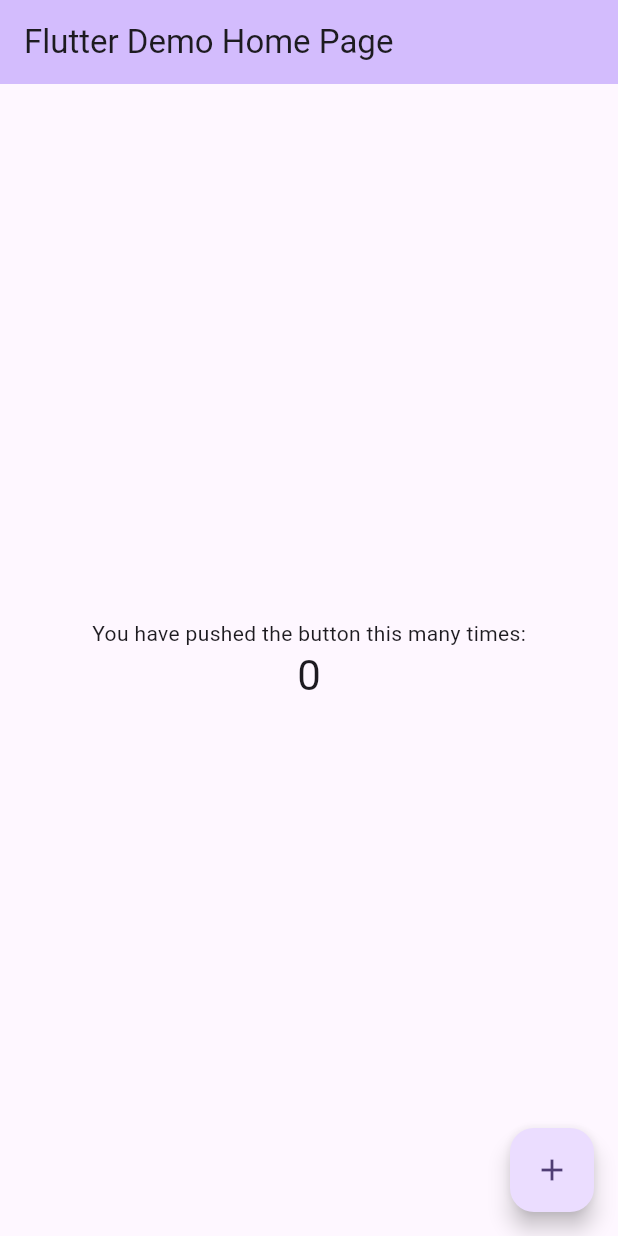
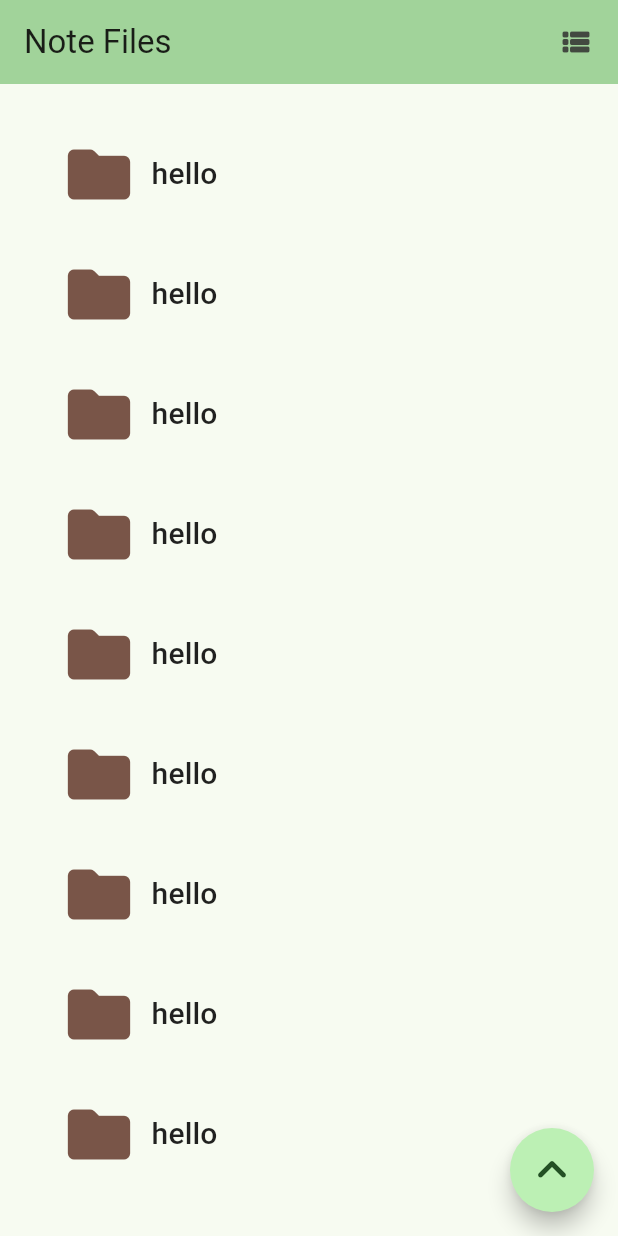
Before and after one commit to hesham04Dev/KAF, a Flutter app: the screen it shows after launch, on a phone screen of 412 x 824 dp. Run offline on Flutter 3.47's test engine with Material 2 defaults, Android fonts, the phone set to English and light mode, and no system bars; missing offline and left inert: dart:ffi.

Commit message:
adding the storage file

```diff
--- a/lib/main.dart
+++ b/lib/main.dart
@@ -1,7 +1,8 @@
-import 'dart:io';
+
 
 import 'package:flutter/material.dart';
-import 'package:path_provider/path_provider.dart';
+import 'package:note_filest1/screens/editNote.dart';
+
 
 void main() {
 
@@ -11,17 +12,20 @@ void main() {
 class MyApp extends StatelessWidget {
   const MyApp({super.key});
 
-  // This widget is the root of your application.
   @override
   Widget build(BuildContext context) {
     return MaterialApp(
+      debugShowCheckedModeBanner: false,
       title: 'Flutter Demo',
       theme: ThemeData(
-
-        colorScheme: ColorScheme.fromSeed(seedColor: Colors.deepPurple),
+        colorScheme: ColorScheme.fromSeed(seedColor: Colors.green
+        ),
         useMaterial3: true,
       ),
-      home: const MyHomePage(title: 'Flutter Demo Home Page'),
+      home: const MyHomePage(title: 'Note Files'),
+      routes: {
+      EditNote.routeName:(_)=>const EditNote(),
+      },
     );
   }
 }
@@ -38,14 +42,10 @@ class MyHomePage extends StatefulWidget {
 }
 
 class _MyHomePageState extends State<MyHomePage> {
-  int _counter = 0;
 
-  void _incrementCounter() {
-    setState(() {
+  bool actionButtonPressed=false;
+  bool gridView=false;
 
-      _counter++;
-    });
-  }
 
   @override
   Widget build(BuildContext context) {
@@ -56,28 +56,140 @@ class _MyHomePageState extends State<MyHomePage> {
         backgroundColor: Theme.of(context).colorScheme.inversePrimary,
 
         title: Text(widget.title),
+        actions: [IconButton(icon: Padding(
+          padding: const EdgeInsets.all(8.0),
+          child: Icon(gridView ? Icons.grid_view_rounded: Icons.view_list_rounded),
+        ),onPressed: (){
+          if(gridView == true) {
+            gridView =false;
+          } else {
+            gridView = true;
+          }
+          setState(() {
+
+          });
+        },)],
       ),
-      body: Center(
+      body: Padding(
+        padding: const EdgeInsets.all(20.0),
+        child: ListView.builder(itemBuilder: (context, index) {
+          return MaterialButton(
+            onPressed: (){
+              //TODO open the page of this folder that can contains files and folders
+              // TODO open the page of the note allow to edit it and show the count of the words
 
-        child: Column(
+            },
+            child:   const Padding(
+              padding: EdgeInsets.symmetric(horizontal: 5,vertical: 15),
+              child: Row(
+                children: [
+                  Icon(Icons.folder_rounded,size: 50,color:Colors.brown ),
+                  SizedBox(width: 10,),
+                  FittedBox(
+                    child: Text("hello",style: TextStyle(
+                      fontSize: 20
+                    ),),
+                  ),
+                ],
+                ),
+            )
+          );
+        },itemCount: 20,),
+      ),
+      floatingActionButton: Column(
+        mainAxisAlignment: MainAxisAlignment.end,
+        mainAxisSize: MainAxisSize.min,
+        children: [
+         if(actionButtonPressed) Column(
+           mainAxisSize: MainAxisSize.min,
+           mainAxisAlignment: MainAxisAlignment.end,
+           children: [
+             Padding(
+                padding: const EdgeInsets.all(8.0),
+                child: FloatingActionButton(
+                  shape: const OvalBorder(),
+                  mini: true,
+                  onPressed: (){
+                    showDialog(
+                      context: context,
+                      builder: (BuildContext context) =>  Dialog(
+                        child: Padding(
+                          padding: const EdgeInsets.all(8.0),
+                          child: Column(
+                            mainAxisSize: MainAxisSize.min,
+                            mainAxisAlignment: MainAxisAlignment.center,
+                            children: <Widget>[
+                              const SizedBox(height: 10,),
+                               Padding(
+                                padding: const EdgeInsets.all(8.0),
+                                child:  Container(
+                                  width: 200,
 
-          mainAxisAlignment: MainAxisAlignment.center,
-          children: <Widget>[
-            const Text(
-              'You have pushed the button this many times:',
-            ),
-            Text(
-              '$_counter',
-              style: Theme.of(context).textTheme.headlineMedium,
-            ),
-          ],
-        ),
+
+                                  child: TextField(
+                                    keyboardType: TextInputType.text,
+                                        /*TODO controller*/
+                                    decoration: InputDecoration(hintText: " Folder Name",
+                                        border: OutlineInputBorder(
+                                       borderRadius: BorderRadius.circular(50),
+
+                                    ),
+                                    ),
+
+                                  ),
+                                ),
+                              ),
+                              const SizedBox(height: 5),
+                              TextButton(
+                                onPressed: () {
+                                  /*TODO */
+                                  Navigator.pop(context);
+                                },
+                                child: const Text('done'),
+                              ),
+                              const SizedBox(height: 10,)
+                            ],
+                          ),
+                        ),
+                      ),
+                    );
+                  },
+                  child: const Icon(Icons.create_new_folder),
+                ),
+              ),
+             Padding(
+               padding: const EdgeInsets.all(8.0),
+               child: FloatingActionButton(
+                 shape: const OvalBorder(),
+                 mini: true,
+                 onPressed: (){
+                  Navigator.pushNamed(context, EditNote.routeName);
+                 },
+                 child: const Icon(Icons.note_add),
+               ),
+             ) ,
+             const SizedBox(height: 10,)
+           ],
+         ),
+          FloatingActionButton(
+              shape: const CircleBorder(),
+              onPressed: (){
+                if(actionButtonPressed==false){
+                  actionButtonPressed=true;
+
+                }else{
+                  actionButtonPressed=false;
+                }
+                setState(() {
+
+                });
+              },
+              tooltip: 'Increment',
+              child:  Transform.rotate(origin: Offset.zero,angle:actionButtonPressed == false ? 0:3.14,child: const Icon(Icons.keyboard_arrow_up_rounded,size: 40,),)
+          )
+        ],
       ),
-      floatingActionButton: FloatingActionButton(
-        onPressed: _incrementCounter,
-        tooltip: 'Increment',
-        child: const Icon(Icons.add),
-      ), // This trailing comma makes auto-formatting nicer for build methods.
+
     );
   }
 }
```
Also changed, not shown: lib/screens/editNote.dart (added, +55 -0 lines).
